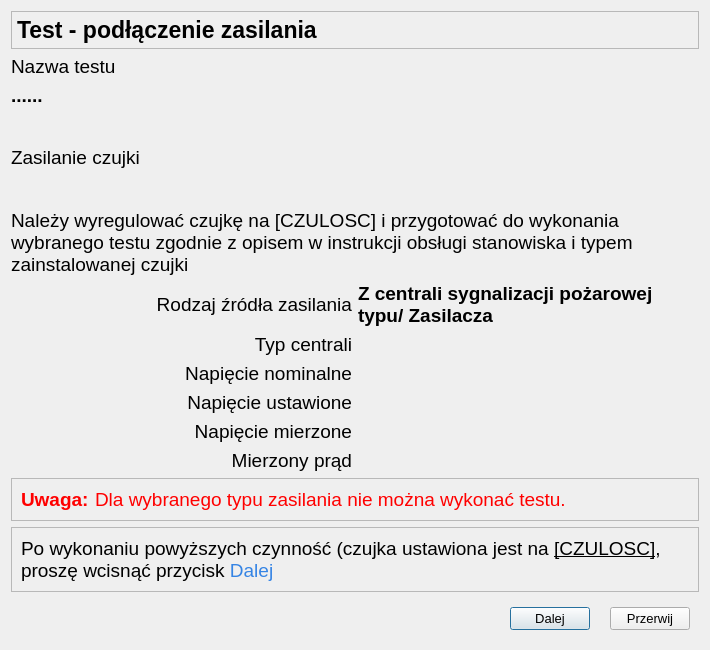
wiacekmarcin/CzujkiLiniowe, file CzujkiLinioweApp/oknozasilaniaczujki.ui: the form before one commit.
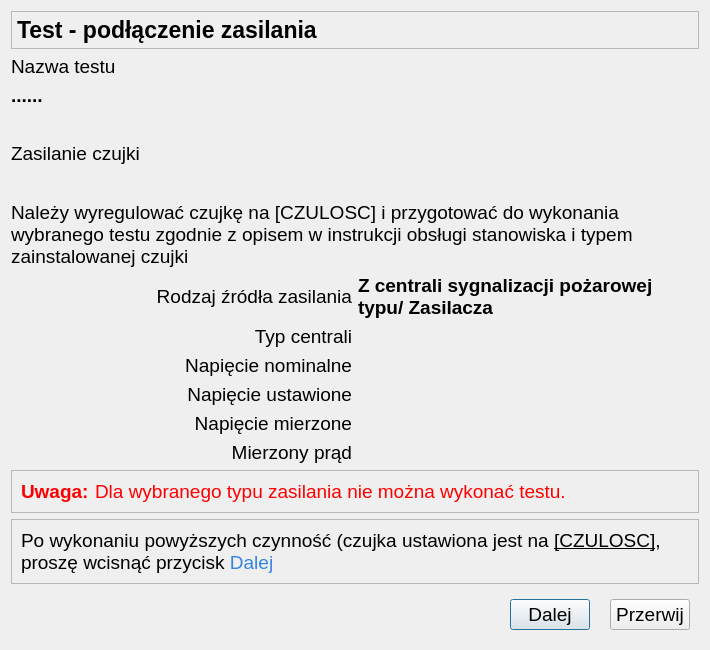
The form after the commit. Icons and pictures are not drawn.

```diff
--- a/CzujkiLinioweApp/oknozasilaniaczujki.ui
+++ b/CzujkiLinioweApp/oknozasilaniaczujki.ui
@@ -25,7 +25,7 @@
   <property name="font">
    <font>
     <family>Arial</family>
-    <pointsize>10</pointsize>
+    <pointsize>14</pointsize>
    </font>
   </property>
   <property name="windowTitle">
@@ -208,6 +208,7 @@
        <widget class="QLabel" name="label">
         <property name="font">
          <font>
+          <family>Arial</family>
           <pointsize>14</pointsize>
           <bold>true</bold>
          </font>
@@ -224,6 +225,7 @@
        <widget class="QLabel" name="label_2">
         <property name="font">
          <font>
+          <family>Arial</family>
           <pointsize>14</pointsize>
          </font>
         </property>
```
